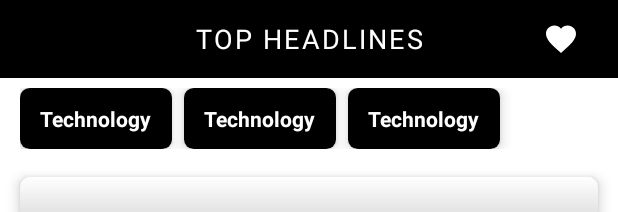
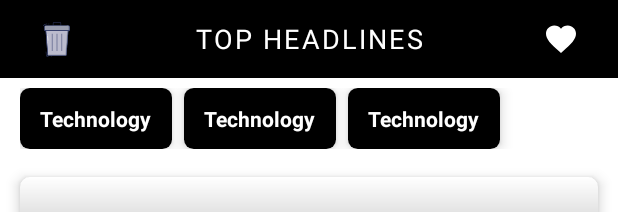
Before and after one commit to Tanvi-Goyal/NewsApp, an Android app: the layout fragment_head_lines.xml on its own in the app's theme, with its tools: preview values and no code run, on a phone screen of 412 x 824 dp. Shown: the top 212 px of the screen. Run offline under Robolectric (Android 15) with nearby library versions, the phone set to English and light mode, and no system bars.

Commit message:
Deleting cached data functionality added

```diff
--- a/app/src/main/java/com/newsapp/data/local/NewsDao.kt
+++ b/app/src/main/java/com/newsapp/data/local/NewsDao.kt
@@ -20,8 +20,11 @@ interface NewsDao {
     fun getAllHeadlines(category: String): Observable<List<News>>
 
     @Query("UPDATE news SET isFavorite = :isFavorite WHERE id = :id")
-    fun addToFavorites(id: Int, isFavorite: Int) : Int
+    fun addToFavorites(id: Int, isFavorite: Int): Int
 
     @Query("SELECT * FROM news WHERE isFavorite = '1' AND category = :category")
-    fun getFavoriteNews(category: String) : Observable<List<News>>
+    fun getFavoriteNews(category: String): Observable<List<News>>
+
+    @Query("DELETE FROM news")
+    fun deleteAll()
 }
--- a/app/src/main/java/com/newsapp/data/repositories/NewsRepository.kt
+++ b/app/src/main/java/com/newsapp/data/repositories/NewsRepository.kt
@@ -1,9 +1,11 @@
 package com.newsapp.data.repositories
 
 import com.newsapp.data.entities.News
+import com.newsapp.data.local.AppDatabase
 import com.newsapp.data.local.NewsDao
 import com.newsapp.data.remote.NewsAPI
 import io.reactivex.Completable
+import io.reactivex.Maybe
 import io.reactivex.Observable
 import io.reactivex.schedulers.Schedulers
 import javax.inject.Inject
@@ -59,4 +61,8 @@ class NewsRepository @Inject constructor(
     fun getFavoriteNews(category: String): Observable<List<News>> {
         return newsDao.getFavoriteNews(category).subscribeOn(Schedulers.io())
     }
+
+    fun deleteDB() : Maybe<Unit> {
+        return Maybe.fromAction<Unit> { newsDao.deleteAll() }.subscribeOn(Schedulers.io())
+    }
 }
--- a/app/src/main/java/com/newsapp/ui/main/fragments/HeadLinesFragment.kt
+++ b/app/src/main/java/com/newsapp/ui/main/fragments/HeadLinesFragment.kt
@@ -46,6 +46,10 @@ class HeadLinesFragment : Fragment() {
 
         binding.btnFav.setOnClickListener {
             NavHostFragment.findNavController(this).navigate(R.id.navigate_to_favorities)
+        }
+
+        binding.btnClearDB.setOnClickListener {
+            viewModel.deleteDB()
         }
     }
 
--- a/app/src/main/java/com/newsapp/ui/main/viewmodel/HeadlinesViewModel.kt
+++ b/app/src/main/java/com/newsapp/ui/main/viewmodel/HeadlinesViewModel.kt
@@ -57,4 +57,8 @@ class HeadlinesViewModel @ViewModelInject constructor(
             .observeOn(AndroidSchedulers.mainThread())
             .subscribe()
     }
+
+    fun deleteDB() {
+        repository.deleteDB().observeOn(AndroidSchedulers.mainThread()).subscribe()
+    }
 }
--- /dev/null
+++ b/app/src/main/res/drawable/ic_dustbin.xml
@@ -0,0 +1,21 @@
+<vector android:height="24dp" android:viewportHeight="74"
+    android:viewportWidth="74" android:width="24dp" xmlns:android="http://schemas.android.com/apk/res/android">
+    <path android:fillColor="#323c6b" android:pathData="m19.857,74.5a5.522,5.522 0,0 1,-5.485 -5.094l-0.463,-6a0.5,0.5 0,1 1,1 -0.077l0.463,6.006a4.518,4.518 0,0 0,4.485 4.165,0.5 0.5,0 1,1 0,1z"/>
+    <path android:fillColor="#323c6b" android:pathData="m26.5,74.5h-2a0.5,0.5 0,0 1,0 -1h2a0.5,0.5 0,0 1,0 1z"/>
+    <path android:fillColor="#bbbbcd" android:pathData="m60,19 l-3.863,50.148a2,2 0,0 1,-1.994 1.852h-34.286a2,2 0,0 1,-1.995 -1.852l-3.862,-50.148z"/>
+    <path android:fillColor="#323c6b" android:pathData="m54.143,71.5h-34.286a2.51,2.51 0,0 1,-2.493 -2.315l-3.864,-50.146a0.5,0.5 0,0 1,0.5 -0.539h46a0.5,0.5 0,0 1,0.5 0.539l-3.864,50.148a2.509,2.509 0,0 1,-2.493 2.313zM14.543,19.5 L18.364,69.109a1.506,1.506 0,0 0,1.5 1.391h34.279a1.506,1.506 0,0 0,1.5 -1.389l3.817,-49.611z"/>
+    <path android:fillColor="#9a9eaf" android:pathData="m57.846,19 l-3.709,48.148a2,2 0,0 1,-1.994 1.852h-34.292l0.011,0.148a2,2 0,0 0,1.995 1.852h34.286a2,2 0,0 0,1.995 -1.852l3.862,-50.148z"/>
+    <path android:fillColor="#323c6b" android:pathData="m26.5,26h1v35.5h-1z"/>
+    <path android:fillColor="#323c6b" android:pathData="m36.5,26h1v35.5h-1z"/>
+    <path android:fillColor="#323c6b" android:pathData="m46.5,26h1v35.5h-1z"/>
+    <path android:fillColor="#323c6b" android:pathData="m45,9.5h-16a0.5,0.5 0,0 1,-0.5 -0.5v-4a2.5,2.5 0,0 1,2.5 -2.5h12a2.5,2.5 0,0 1,2.5 2.5v4a0.5,0.5 0,0 1,-0.5 0.5zM29.5,8.5h15v-3.5a1.5,1.5 0,0 0,-1.5 -1.5h-12a1.5,1.5 0,0 0,-1.5 1.5z"/>
+    <path android:fillColor="#323c6b" android:pathData="m20.667,6.5h-1.167a0.5,0.5 0,0 1,0 -1h1.167a0.5,0.5 0,0 1,0 1z"/>
+    <path android:fillColor="#323c6b" android:pathData="m8.681,10.489a0.5,0.5 0,0 1,-0.451 -0.716,7.547 7.547,0 0,1 6.77,-4.273h1.542a0.5,0.5 0,0 1,0 1h-1.542a6.541,6.541 0,0 0,-5.868 3.7,0.5 0.5,0 0,1 -0.451,0.289z"/>
+    <path android:fillColor="#9a9eaf" android:pathData="m63,13v6h-52v-6a4,4 0,0 1,4 -4h44a4,4 0,0 1,4 4z"/>
+    <path android:fillColor="#323c6b" android:pathData="m63,19.5h-52a0.5,0.5 0,0 1,-0.5 -0.5v-6a4.5,4.5 0,0 1,4.5 -4.5h44a4.5,4.5 0,0 1,4.5 4.5v6a0.5,0.5 0,0 1,-0.5 0.5zM11.5,18.5h51v-5.5a3.5,3.5 0,0 0,-3.5 -3.5h-44a3.5,3.5 0,0 0,-3.5 3.5z"/>
+    <path android:fillColor="#828a9e" android:pathData="m59,9h-3a4,4 0,0 1,4 4v6h3v-6a4,4 0,0 0,-4 -4z"/>
+    <path android:fillColor="#323c6b" android:pathData="m54.143,71.5h-34.286a2.51,2.51 0,0 1,-2.493 -2.315l-3.864,-50.146a0.5,0.5 0,0 1,0.5 -0.539h46a0.5,0.5 0,0 1,0.5 0.539l-3.864,50.148a2.509,2.509 0,0 1,-2.493 2.313zM14.543,19.5 L18.364,69.109a1.506,1.506 0,0 0,1.5 1.391h34.279a1.506,1.506 0,0 0,1.5 -1.389l3.817,-49.611z"/>
+    <path android:fillColor="#323c6b" android:pathData="m63,19.5h-52a0.5,0.5 0,0 1,-0.5 -0.5v-6a4.5,4.5 0,0 1,4.5 -4.5h44a4.5,4.5 0,0 1,4.5 4.5v6a0.5,0.5 0,0 1,-0.5 0.5zM11.5,18.5h51v-5.5a3.5,3.5 0,0 0,-3.5 -3.5h-44a3.5,3.5 0,0 0,-3.5 3.5z"/>
+    <path android:fillColor="#eeefee" android:pathData="M17.7096,30.2698L17.7096,30.2698A0.6771,0.6771 129.7796,0 1,18.4455 30.8825L19.2311,39.4809A0.6771,0.6771 129.7796,0 1,18.6184 40.2168L18.6184,40.2168A0.6771,0.6771 129.7796,0 1,17.8825 39.6042L17.0969,31.0057A0.6771,0.6771 129.7796,0 1,17.7096 30.2698z"/>
+    <path android:fillColor="#eeefee" android:pathData="M17.4602,27.5512L17.4602,27.5512A0.6771,0.6771 129.7796,0 1,18.1961 28.1639L18.2292,28.5254A0.6771,0.6771 129.7796,0 1,17.6165 29.2613L17.6165,29.2613A0.6771,0.6771 129.7796,0 1,16.8806 28.6486L16.8475,28.2871A0.6771,0.6771 129.7796,0 1,17.4602 27.5512z"/>
+</vector>
--- a/app/src/main/res/layout/fragment_head_lines.xml
+++ b/app/src/main/res/layout/fragment_head_lines.xml
@@ -21,6 +21,17 @@
             <androidx.constraintlayout.widget.ConstraintLayout
                 android:layout_width="match_parent"
                 android:layout_height="match_parent">
+
+                <ImageButton
+                    android:id="@+id/btnClearDB"
+                    android:layout_width="wrap_content"
+                    android:layout_height="wrap_content"
+                    android:layout_marginLeft="@dimen/_20sdp"
+                    android:background="@null"
+                    android:src="@drawable/ic_dustbin"
+                    app:layout_constraintBottom_toBottomOf="parent"
+                    app:layout_constraintStart_toStartOf="parent"
+                    app:layout_constraintTop_toTopOf="parent" />
 
                 <TextView
                     android:id="@+id/toolbarTitle"
@@ -71,24 +82,24 @@
             android:textColor="@color/white"
             android:textSize="@dimen/_14sdp"
             android:visibility="gone"
+            app:layout_constraintBottom_toBottomOf="parent"
             app:layout_constraintEnd_toEndOf="parent"
             app:layout_constraintStart_toStartOf="parent"
-            app:layout_constraintTop_toBottomOf="@+id/recyclerTags"
-            app:layout_constraintBottom_toBottomOf="parent"/>
+            app:layout_constraintTop_toBottomOf="@+id/recyclerTags" />
 
         <androidx.recyclerview.widget.RecyclerView
             android:id="@+id/recyclerTags"
             android:layout_width="0dp"
             android:layout_height="wrap_content"
+            android:layout_marginLeft="@dimen/_10sdp"
+            android:layout_marginTop="@dimen/_5sdp"
+            android:layout_marginRight="@dimen/_10sdp"
+            android:orientation="horizontal"
             app:layoutManager="androidx.recyclerview.widget.LinearLayoutManager"
-            android:orientation="horizontal"
-            android:layout_marginTop="@dimen/_5sdp"
-            android:layout_marginLeft="@dimen/_10sdp"
-            android:layout_marginRight="@dimen/_10sdp"
-            tools:listitem="@layout/item_tag"
+            app:layout_constraintEnd_toEndOf="parent"
             app:layout_constraintStart_toStartOf="parent"
             app:layout_constraintTop_toBottomOf="@id/toolbarHeadlines"
-            app:layout_constraintEnd_toEndOf="parent" />
+            tools:listitem="@layout/item_tag" />
 
         <androidx.swiperefreshlayout.widget.SwipeRefreshLayout
             android:id="@+id/swipeRefreshLayout"
```
